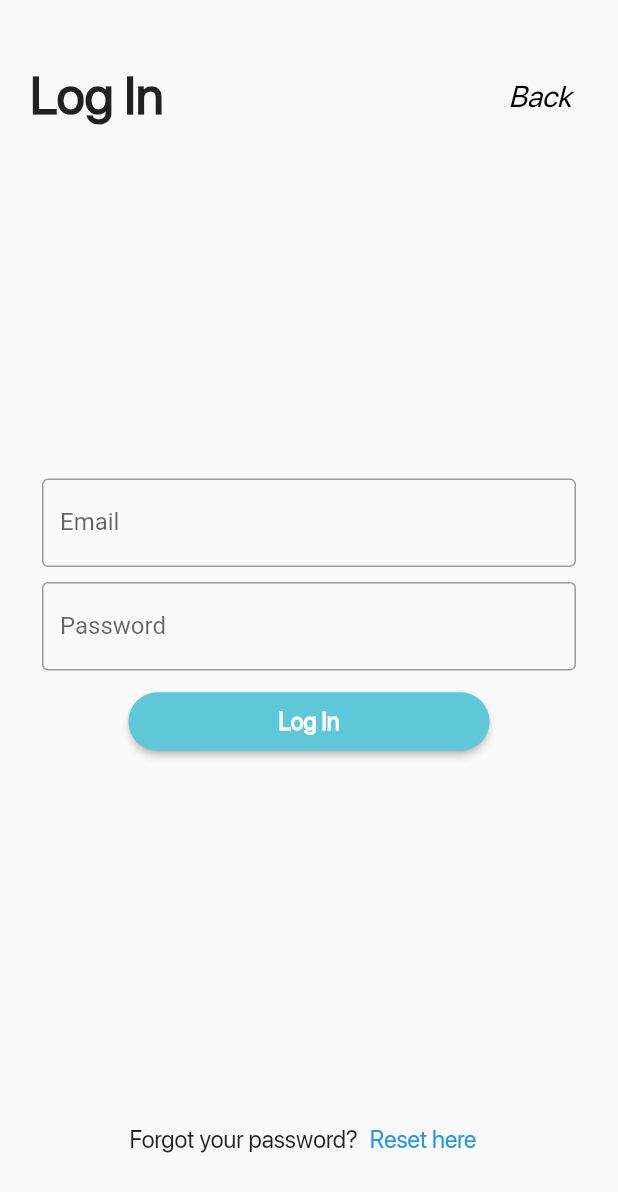
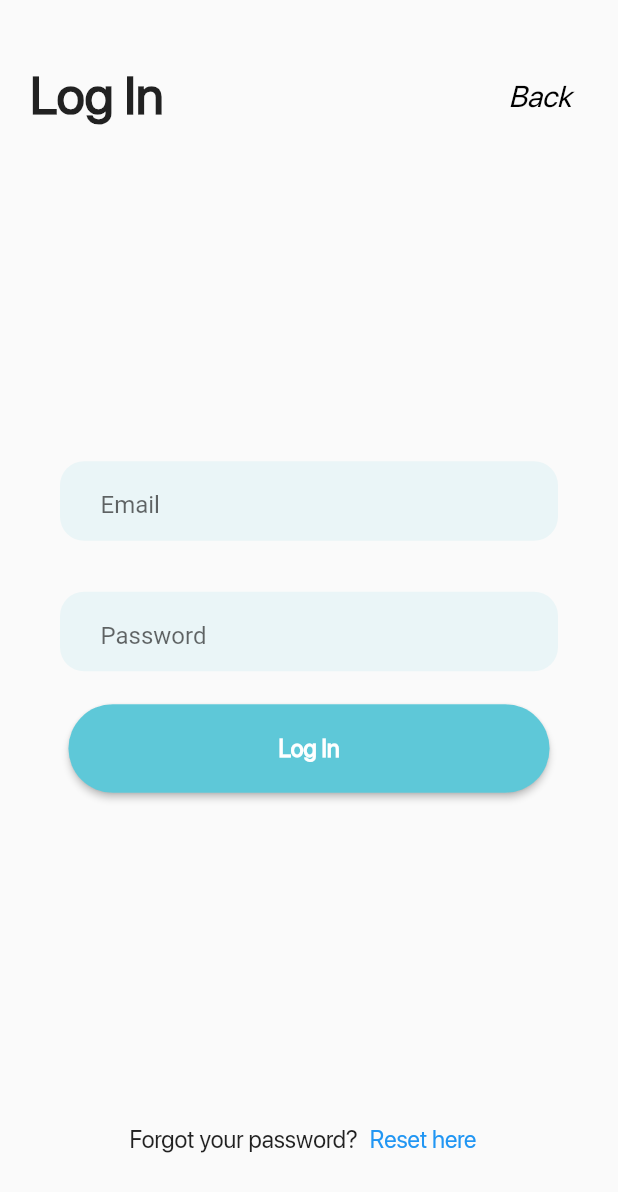
Before and after one commit to bryanjudetoh/capstone-flutter-app, a Flutter app: the screen it shows after launch, after a tap on "Log In", on a phone screen of 412 x 824 dp. Shown: the top 1192 px of the screen. Run offline on Flutter 3.47's test engine with Material 2 defaults, Android fonts, the phone set to English and light mode, and no system bars; our stand-ins replace form_field_validator; project files that could hold a hidden picture were left out.

Commit message:
form field styling

```diff
--- a/lib/screens/login.dart
+++ b/lib/screens/login.dart
@@ -3,6 +3,7 @@ import 'package:flutter/material.dart';
 import 'package:youthapp/constants.dart';
 import 'package:youthapp/models/user.dart';
 import 'package:youthapp/widgets/alert-popup.dart';
+import 'package:youthapp/widgets/form-input.dart';
 import 'package:youthapp/widgets/rounded-button.dart';
 import 'package:youthapp/utilities/validators.dart';
 import 'package:http/http.dart' as http;
@@ -57,27 +58,20 @@ class _LoginScreenState extends State<LoginScreen> {
                       padding: EdgeInsets.symmetric(horizontal: 8, vertical: 16),
                       child: Column(
                         children: <Widget>[
-                          TextFormField(
-                            decoration: InputDecoration(
-                              border: OutlineInputBorder(),
-                              labelText: 'Email',
-                              hintText: 'Enter your email',
-                            ),
-                            validator: emailValidator,
-                            onSaved: (value) => email = value!,
+                          FormInput(
+                            'Email',
+                            emailValidator,
+                            (value) => email = value!,
+                            false
                           ),
-                          SizedBox( height: 10.0,),
-                          TextFormField(
-                            obscureText: true,
-                            decoration: InputDecoration(
-                              border: OutlineInputBorder(),
-                              labelText: 'Password',
-                              hintText: 'Enter your password',
-                            ),
-                            validator: passwordValidator,
-                            onSaved: (value) => password = value!,
+                          SizedBox( height: 10.0),
+                          FormInput(
+                            'Password',
+                            passwordValidator,
+                            (value) => password = value!,
+                            true
                           ),
-                          SizedBox( height: 10.0,),
+                          SizedBox( height: 10.0),
                           RoundedButton("Log In", submit, kLightBlue),
                         ],
                       ),
--- a/lib/screens/onboarding.dart
+++ b/lib/screens/onboarding.dart
@@ -197,7 +197,7 @@ class _OnboardingScreenState extends State<OnboardingScreen> {
                         children: <Widget>[
                           Text(
                             'Gender:',
-                            style: defaultTextStyle,
+                            style: bodyTextStyle,
                           ),
                           SizedBox( width: 15.0,),
                           Flexible(
@@ -383,7 +383,7 @@ class _OnboardingScreenState extends State<OnboardingScreen> {
                         children: <Widget>[
                           Text(
                             'Country Code:',
-                            style: defaultTextStyle,
+                            style: bodyTextStyle,
                           ),
                           SizedBox( width: 15.0,),
                           Flexible(
--- a/lib/screens/welcome.dart
+++ b/lib/screens/welcome.dart
@@ -20,19 +20,10 @@ class WelcomeScreen extends StatelessWidget {
                         "assets/images/equity-lab-potion-logo.png")
                 ),
                 RoundedButton("Sign Up", () => Navigator.pushNamed(context, '/signup'), kLightBlue),
-                ElevatedButton(
-                  child: Text('Log In',
-                    style: TextStyle(fontFamily: 'SF Pro Display', color: kLightBlue, fontWeight: FontWeight.bold, fontSize: 16.0),
-                  ),
-                  style: ElevatedButton.styleFrom(
-                    shape: new RoundedRectangleBorder(
-                      borderRadius: new BorderRadius.circular(30.0),
-                    ),
-                    padding: EdgeInsets.fromLTRB(105.0, 10.0, 105.0, 10.0),
-                    primary: kWhite,
-                  ),
-                  onPressed: () {Navigator.pushNamed(context, '/login');},
+                SizedBox(
+                  height: 10.0,
                 ),
+                RoundedButton("Log In", () => Navigator.pushNamed(context, '/login'), kGrey),
               ],
             ),
           ],
--- a/lib/widgets/alert-popup.dart
+++ b/lib/widgets/alert-popup.dart
@@ -10,11 +10,11 @@ class AlertPopup extends StatelessWidget {
   @override
   Widget build(BuildContext context) {
     return AlertDialog(
-      title: Text(title, style: defaultTextStyleBold,),
-      content: Text(desc, style: defaultTextStyle,),
+      title: Text(title, style: bodyTextStyleBold,),
+      content: Text(desc, style: bodyTextStyle,),
       actions: [
         TextButton(
-          child: Text("Ok", style: defaultTextStyle,),
+          child: Text("Ok", style: bodyTextStyle,),
           onPressed: () {
             Navigator.of(context).pop();
           },
--- /dev/null
+++ b/lib/widgets/form-input.dart
@@ -0,0 +1,39 @@
+import 'package:flutter/material.dart';
+import 'package:form_field_validator/form_field_validator.dart';
+
+class FormInput extends StatelessWidget {
+  FormInput(this.placeholder, this.validator, this.func, this.obscureText);
+  final String placeholder;
+  final MultiValidator validator;
+  final Function(String?) func;
+  final bool obscureText;
+
+
+  @override
+  Widget build(BuildContext context) {
+    return Padding (
+      padding: EdgeInsets.all(12.0),
+      child: Container(
+        decoration: BoxDecoration(
+          color: Color.fromRGBO(94, 200, 216, 0.1),
+          borderRadius: new BorderRadius.circular(16.0),
+        ),
+        child: Padding(
+          padding:
+            EdgeInsets.only(left: 15, right: 15, top: 5),
+          child: TextFormField (
+            decoration: InputDecoration(
+                hintText: placeholder,
+                border: InputBorder.none,
+                contentPadding: EdgeInsets.all(12),
+            ),
+            validator: validator,
+            onSaved: func,
+            obscureText: obscureText,
+          ),
+        ),
+      ),
+    );
+  }
+
+}
--- a/lib/widgets/rounded-button.dart
+++ b/lib/widgets/rounded-button.dart
@@ -17,7 +17,7 @@ class RoundedButton extends StatelessWidget {
         shape: new RoundedRectangleBorder(
           borderRadius: new BorderRadius.circular(30.0),
         ),
-        padding: EdgeInsets.fromLTRB(100.0, 10.0, 100.0, 10.0),
+        padding: EdgeInsets.fromLTRB(140.0, 20.0, 140.0, 20.0),
         primary: color,
       ),
       onPressed: () {func();},
```
Also changed, not shown: lib/constants.dart (+64 -3 lines).
